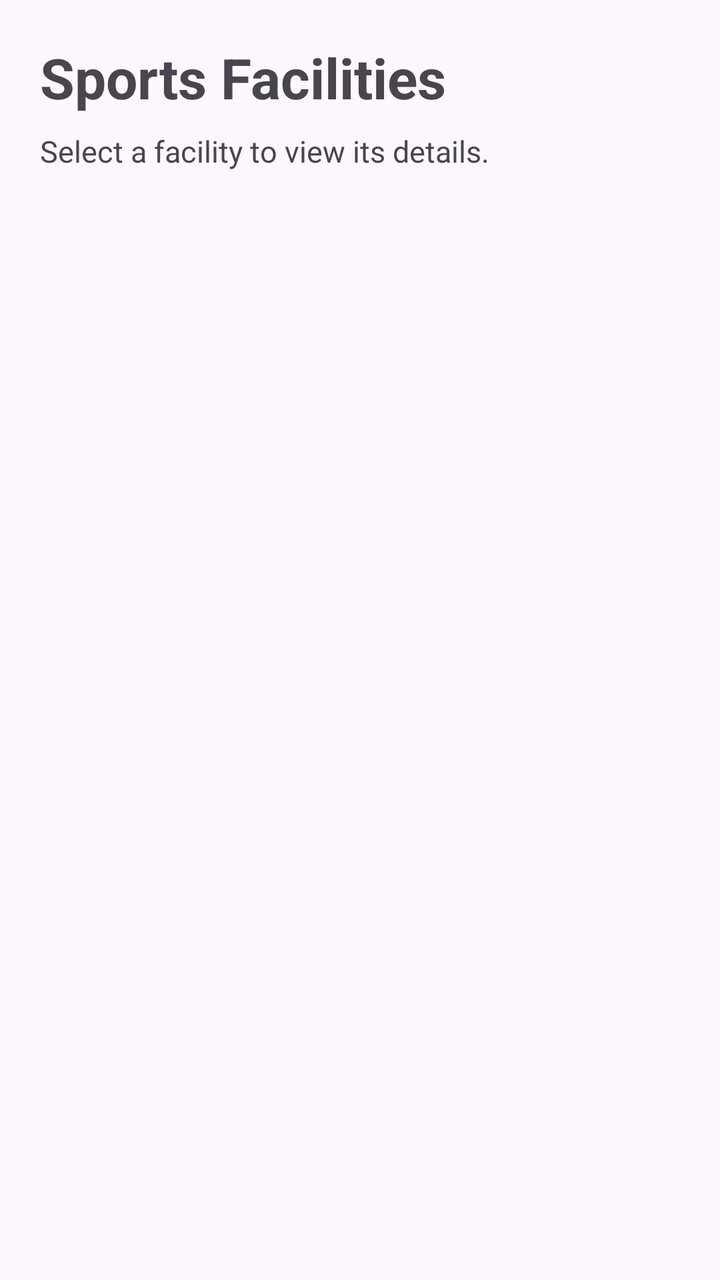
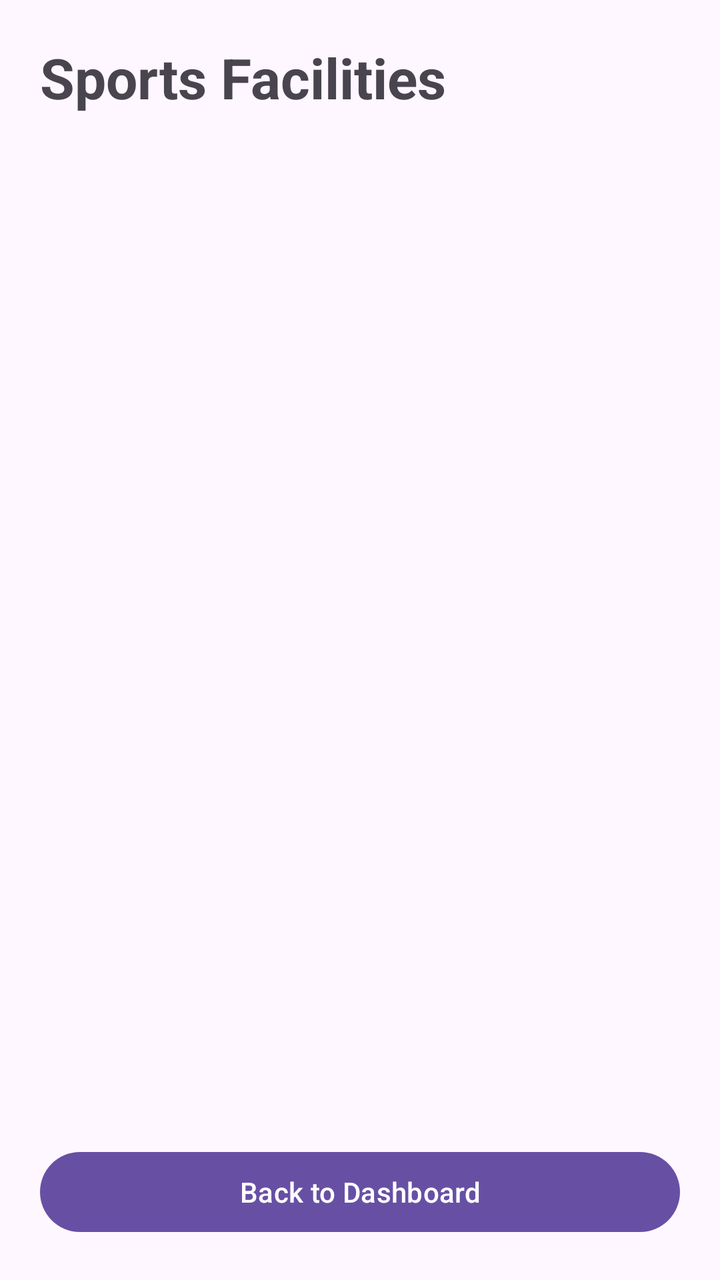

The first picture is an Android layout as it rendered before a commit; the second is the same layout after the commit. The layout source and the unified diff follow.
<!-- AndroidManifest.xml: application theme Theme.GroundWatch -->
<!-- res/layout/activity_facilities.xml -->
<?xml version="1.0" encoding="utf-8"?>
<LinearLayout xmlns:android="http://schemas.android.com/apk/res/android"
    android:layout_width="match_parent"
    android:layout_height="match_parent"
    android:orientation="vertical"
    android:padding="20dp">
    <TextView
        android:layout_width="match_parent"
        android:layout_height="wrap_content"
        android:text="Sports Facilities"
        android:textSize="28sp"
        android:textStyle="bold"
        android:paddingBottom="8dp" />
    <TextView
        android:layout_width="match_parent"
        android:layout_height="wrap_content"
        android:text="Select a facility to view its details."
        android:textSize="15sp"
        android:paddingBottom="16dp" />
    <ListView
        android:id="@+id/lvFacilities"
        android:layout_width="match_parent"
        android:layout_height="match_parent"
        android:dividerHeight="1dp"
        android:paddingTop="8dp" />
</LinearLayout>
<!-- resources referenced by this layout -->
<resources>
  <style name="Theme.GroundWatch" parent="Base.Theme.GroundWatch" />
  <style name="Base.Theme.GroundWatch" parent="Theme.Material3.DayNight.NoActionBar">
          
          
      </style>
</resources>

<!-- the commit's change to res/layout/activity_facilities.xml (unified diff, before → after) -->
@@ -1,26 +1,58 @@
 <?xml version="1.0" encoding="utf-8"?>
 <LinearLayout xmlns:android="http://schemas.android.com/apk/res/android"
+    android:id="@+id/facilitiesRoot"
     android:layout_width="match_parent"
     android:layout_height="match_parent"
     android:orientation="vertical"
     android:padding="20dp">
+
     <TextView
         android:layout_width="match_parent"
         android:layout_height="wrap_content"
         android:text="Sports Facilities"
         android:textSize="28sp"
-        android:textStyle="bold"
-        android:paddingBottom="8dp" />
+        android:textStyle="bold" />
+
     <TextView
+        android:id="@+id/tvFacilitiesVenue"
         android:layout_width="match_parent"
         android:layout_height="wrap_content"
-        android:text="Select a facility to view its details."
-        android:textSize="15sp"
-        android:paddingBottom="16dp" />
+        android:layout_marginTop="8dp"
+        android:textSize="15sp" />
+
+    <TextView
+        android:id="@+id/tvFacilityCount"
+        android:layout_width="match_parent"
+        android:layout_height="wrap_content"
+        android:layout_marginTop="16dp"
+        android:layout_marginBottom="12dp"
+        android:textSize="16sp"
+        android:textStyle="bold" />
+
     <ListView
         android:id="@+id/lvFacilities"
         android:layout_width="match_parent"
-        android:layout_height="match_parent"
-        android:dividerHeight="1dp"
-        android:paddingTop="8dp" />
+        android:layout_height="0dp"
+        android:layout_weight="1"
+        android:divider="@null"
+        android:clipToPadding="false"
+        android:paddingBottom="12dp" />
+
+    <TextView
+        android:id="@+id/tvFacilitiesEmpty"
+        android:layout_width="match_parent"
+        android:layout_height="0dp"
+        android:layout_weight="1"
+        android:gravity="center"
+        android:padding="24dp"
+        android:text="No facilities have been added yet."
+        android:textSize="16sp"
+        android:visibility="gone" />
+
+    <Button
+        android:id="@+id/btnFacilitiesBack"
+        android:layout_width="match_parent"
+        android:layout_height="wrap_content"
+        android:text="Back to Dashboard" />
+
 </LinearLayout>
